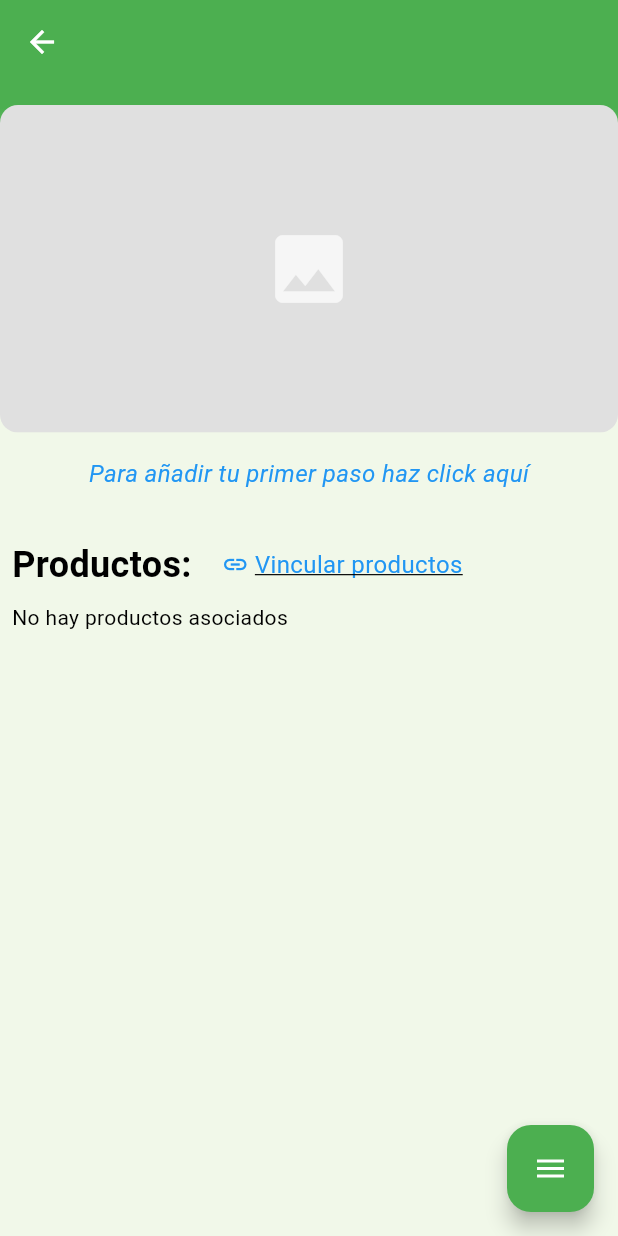
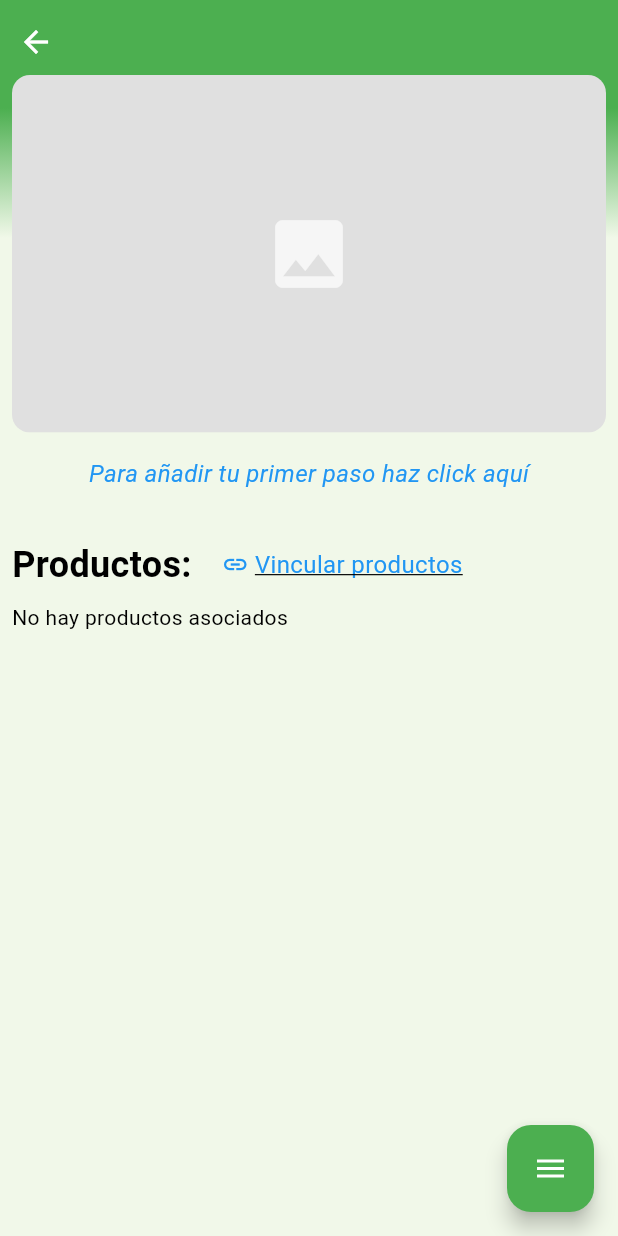
Before and after one commit to DanielPiana/Proyecto_Compras, a Flutter app: the DetalleReceta screen opened directly with empty values, on a phone screen of 412 x 824 dp. Run offline on Flutter 3.47's test engine with Material 3 defaults, Android fonts, the phone set to English and light mode, and no system bars; drawn by our look-alikes of flutter_speed_dial; our stand-ins replace awesome_snackbar_content, file_picker, flutter_dotenv, image_picker, share_plus, shared_preferences and 1 more; accounts and stored records are empty.

Commit message:
Correccion visual menor a detalleReceta.dart

```diff
--- a/lib/View/detalleReceta.dart
+++ b/lib/View/detalleReceta.dart
@@ -253,8 +253,7 @@ class _DetalleRecetaState extends State<DetalleReceta> {
   }
 
   /// Muestra una ventana con los detalles de un producto.
-  void mostrarDetalleProducto(BuildContext context,
-      Map<String, dynamic> producto) {
+  void mostrarDetalleProducto(BuildContext context, Map<String, dynamic> producto) {
     showDialog(
       context: context,
       builder: (context) {
@@ -270,15 +269,7 @@ class _DetalleRecetaState extends State<DetalleReceta> {
                 mainAxisSize: MainAxisSize.min,
                 children: [
                   if (producto['foto'] != null)
-                    ClipRRect(
-                      borderRadius: BorderRadius.circular(12),
-                      child: Image.network(
-                        producto['foto'],
-                        height: 180,
-                        width: double.infinity,
-                        fit: BoxFit.cover,
-                      ),
-                    ),
+
                   const SizedBox(height: 16),
                   Text(
                     producto['nombre'] ?? '',
@@ -349,8 +340,7 @@ class _DetalleRecetaState extends State<DetalleReceta> {
   /// - Si no se encuentra el paso, devuelve false.
   /// - Si la actualización se hace correctamente, devuelve true.
   /// - Si ocurre un error durante el proceso, lo muestra por consola y devuelve false.
-  Future<bool> actualizarPasoBBDD(recetaId, int numeroPaso, String nuevoTitulo,
-      String nuevaDescripcion,) async {
+  Future<bool> actualizarPasoBBDD(recetaId, int numeroPaso, String nuevoTitulo, String nuevaDescripcion,) async {
     try {
       final response =
       await Supabase.instance.client.from('pasos_receta').update({
@@ -559,6 +549,8 @@ class _DetalleRecetaState extends State<DetalleReceta> {
   @override
   Widget build(BuildContext context) {
     final isLight = Theme.of(context).brightness == Brightness.light;
+    // Padding dinámico para ajustar el SliverAppBar en Android
+    final topPadding = MediaQuery.of(context).padding.top + 50;
     return WillPopScope(
       onWillPop: _onWillPop,
       child: Scaffold(
@@ -566,6 +558,15 @@ class _DetalleRecetaState extends State<DetalleReceta> {
           slivers: [
             // ---------- APP BAR ----------
             SliverAppBar(
+              leadingWidth: 48,
+              leading: Align(
+                alignment: Alignment.centerLeft,
+                child: IconButton(
+                  padding: EdgeInsets.zero,
+                  icon: const Icon(Icons.arrow_back),
+                  onPressed: () => Navigator.maybePop(context),
+                ),
+              ),
               backgroundColor: Colors.transparent,
               surfaceTintColor: Colors.transparent,
               elevation: 0,
@@ -577,6 +578,7 @@ class _DetalleRecetaState extends State<DetalleReceta> {
                 background: Stack(
                   fit: StackFit.expand,
                   children: [
+                    // ---------- DEGRADADO DE FONDO ----------
                     DecoratedBox(
                       decoration: BoxDecoration(
                         gradient: LinearGradient(
@@ -591,7 +593,11 @@ class _DetalleRecetaState extends State<DetalleReceta> {
                       ),
                     ),
                     Padding(
-                      padding: const EdgeInsets.only(top: 70),
+                      padding: EdgeInsets.only(
+                      top: topPadding,
+                      left: 8,
+                      right: 8,
+                    ),
                       child: ClipRRect(
                         borderRadius: BorderRadius.circular(12),
                         child: AspectRatio(
@@ -631,11 +637,9 @@ class _DetalleRecetaState extends State<DetalleReceta> {
                   ],
                 ),
               ),
-
-
               // ---------- TITLO DEL APP BAR ----------
               title: AnimatedCrossFade(
-                duration: const Duration(milliseconds: 400),
+                  duration: const Duration(milliseconds: 200),
                   crossFadeState: editandoNombre
                       ? CrossFadeState.showSecond
                       : CrossFadeState.showFirst,
@@ -688,7 +692,7 @@ class _DetalleRecetaState extends State<DetalleReceta> {
                     if (pasosProvider.estaCargando) {
                       return const Center(
                         child: Padding(
-                          padding: EdgeInsets.all(16.0),
+                          padding: EdgeInsets.all(8),
                           child: CircularProgressIndicator(),
                         ),
                       );
--- a/lib/View/recetas.dart
+++ b/lib/View/recetas.dart
@@ -452,7 +452,6 @@ class RecetasState extends State<Recetas> {
                                                               1;
 
                                                       try {
-                                                        // Show snackbar before deleting if it’s the last recipe
                                                         if (isLastRecipe) {
                                                           showAwesomeSnackBar(
                                                             context,
@@ -467,8 +466,6 @@ class RecetasState extends State<Recetas> {
                                                                 .success,
                                                           );
                                                         }
-
-                                                        // Delete recipe
                                                         await recipeProvider
                                                             .eliminarReceta(
                                                                 receta.id!);
--- a/lib/Widgets/stepperPersonalizado.dart
+++ b/lib/Widgets/stepperPersonalizado.dart
@@ -76,7 +76,7 @@ class _StepperPersonalizadoState extends State<StepperPersonalizado> {
     return Column(
       children: [
         Container(
-          margin: const EdgeInsets.all(8.0),
+          margin: const EdgeInsets.all(0),
           decoration: BoxDecoration(
               border: Border.all(color: Colors.grey.shade600, width: 0.8),
               borderRadius: BorderRadius.circular(10),
@@ -87,7 +87,7 @@ class _StepperPersonalizadoState extends State<StepperPersonalizado> {
                   : const Color(0xFF424242),
           ),
           child: Padding(
-            padding: const EdgeInsets.all(12.0),
+            padding: const EdgeInsets.all(8),
             child: Column(
               crossAxisAlignment: CrossAxisAlignment.start,
               children: [
```
Lines whose indentation alone changed are shown as unchanged.
